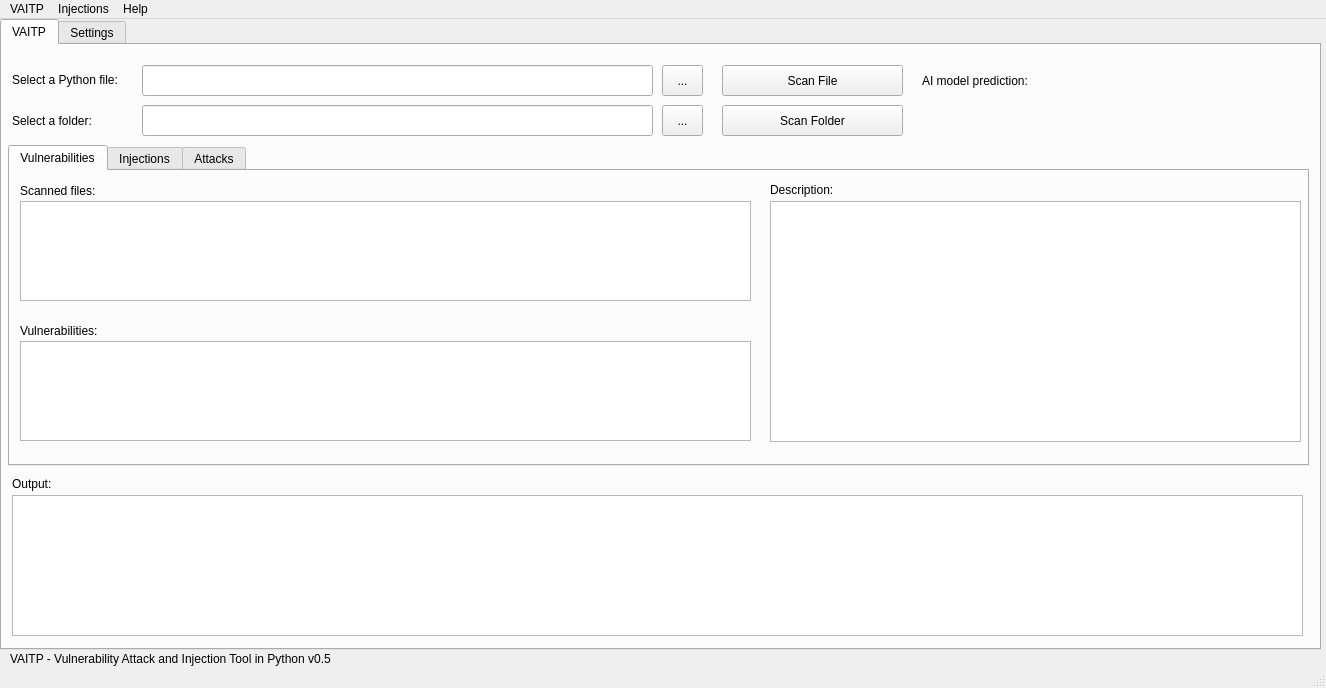
This is VAITP GUI/vaitp/vaitp.ui in netpack/vaitp as Qt 5 draws it before an edit. The edited form follows.
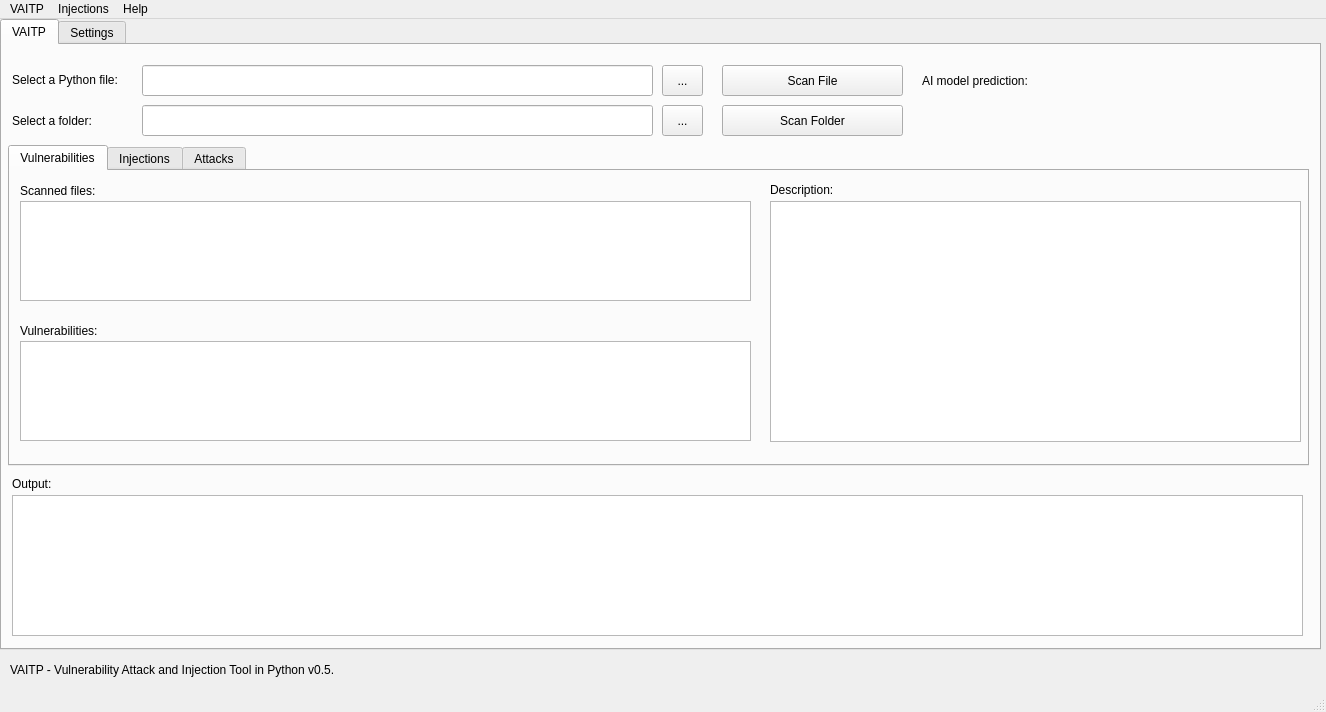
This is the edited form. Icons and pictures are not drawn.

Commit message: Fixed regex detection bug

The edit to the form file:
```diff
--- a/VAITP GUI/vaitp/vaitp.ui
+++ b/VAITP GUI/vaitp/vaitp.ui
@@ -7,7 +7,7 @@
     <x>0</x>
     <y>0</y>
     <width>1326</width>
-    <height>688</height>
+    <height>712</height>
    </rect>
   </property>
   <property name="windowTitle">
@@ -22,16 +22,16 @@
     <property name="geometry">
      <rect>
       <x>10</x>
-      <y>629</y>
+      <y>630</y>
       <width>851</width>
-      <height>21</height>
+      <height>41</height>
      </rect>
     </property>
     <property name="toolTip">
      <string/>
     </property>
     <property name="text">
-     <string>VAITP - Vulnerability Attack and Injection Tool in Python v0.5</string>
+     <string>VAITP - Vulnerability Attack and Injection Tool in Python v0.5.</string>
     </property>
     <property name="alignment">
      <set>Qt::AlignLeading|Qt::AlignLeft|Qt::AlignVCenter</set>
```
The commit also changes 2 other files.
